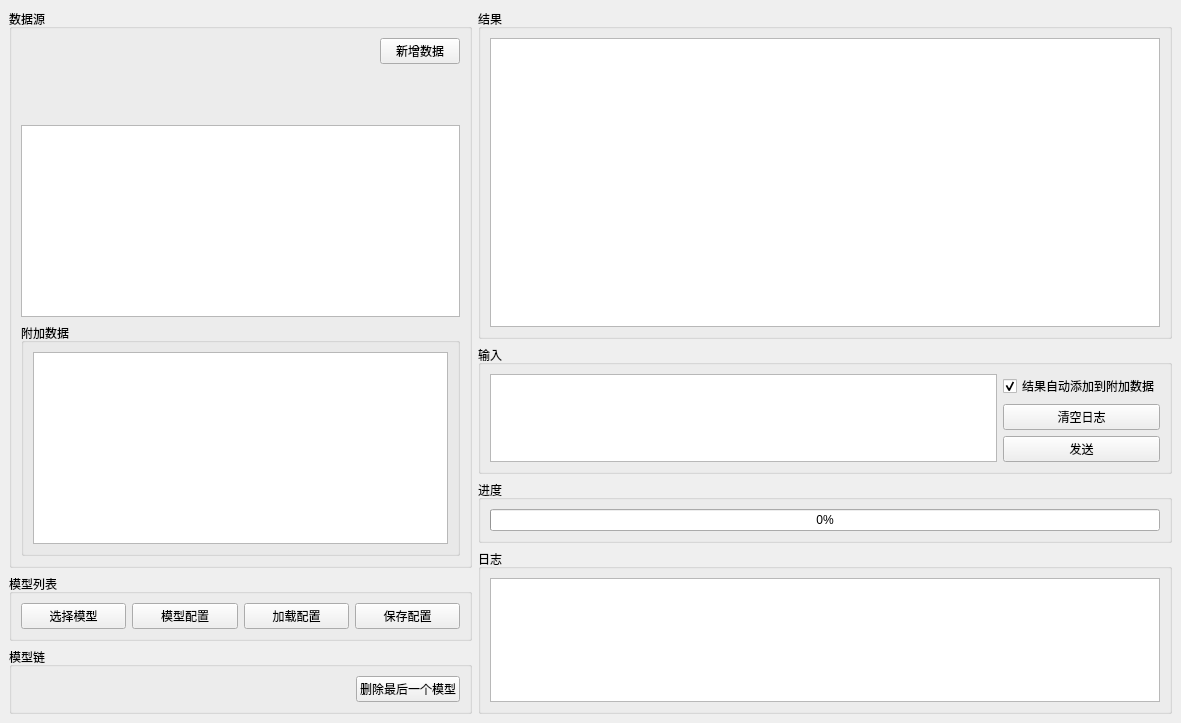
The window that UI/App.ui (skyfireitdiy/ApprehendIris) describes before a commit, drawn with Qt 5.
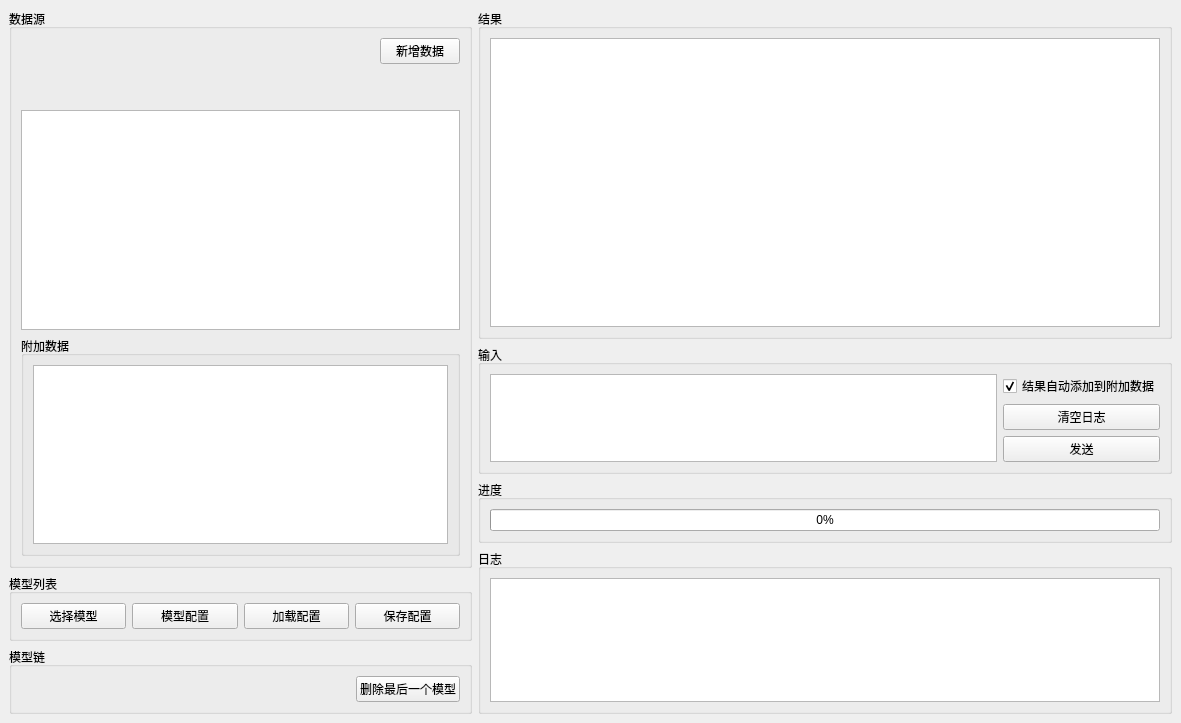
The same window after the commit.

Commit message: 更新UI

Patch:
```diff
--- a/UI/App.ui
+++ b/UI/App.ui
@@ -22,7 +22,7 @@
         <property name="title">
          <string>数据源</string>
         </property>
-        <layout class="QVBoxLayout" name="verticalLayout_4">
+        <layout class="QVBoxLayout" name="verticalLayout_4" stretch="0,1,1">
          <item>
           <layout class="QHBoxLayout" name="horizontalLayout_2">
            <item>
```
The commit also changes 1 other file.
